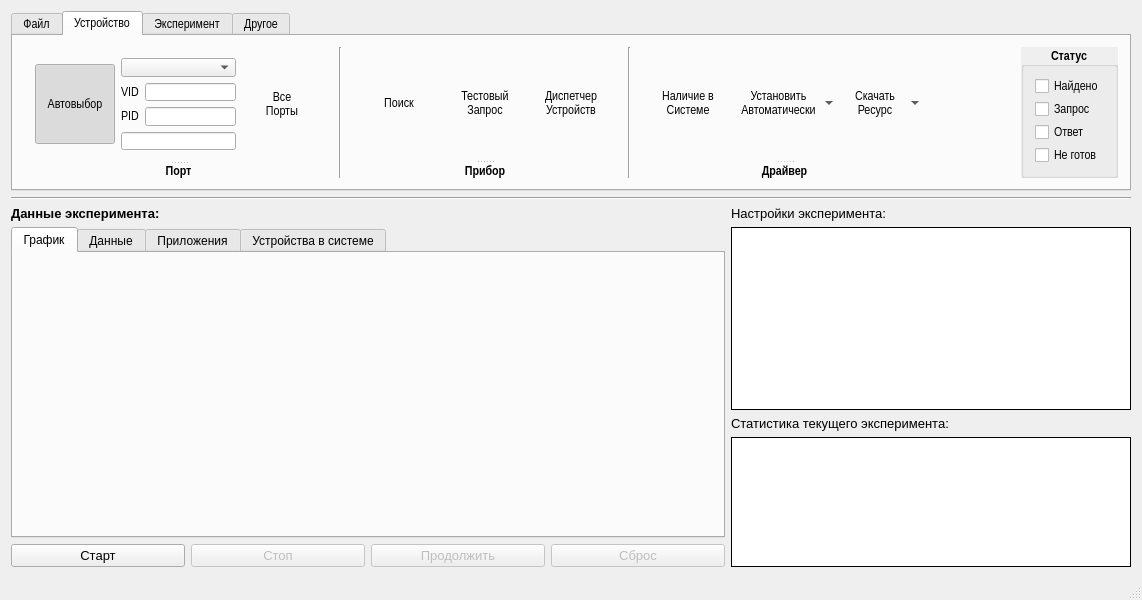
The window that mainwindow.ui (gurmaaan/WeldAnalysis) describes before a commit, drawn with Qt 5.
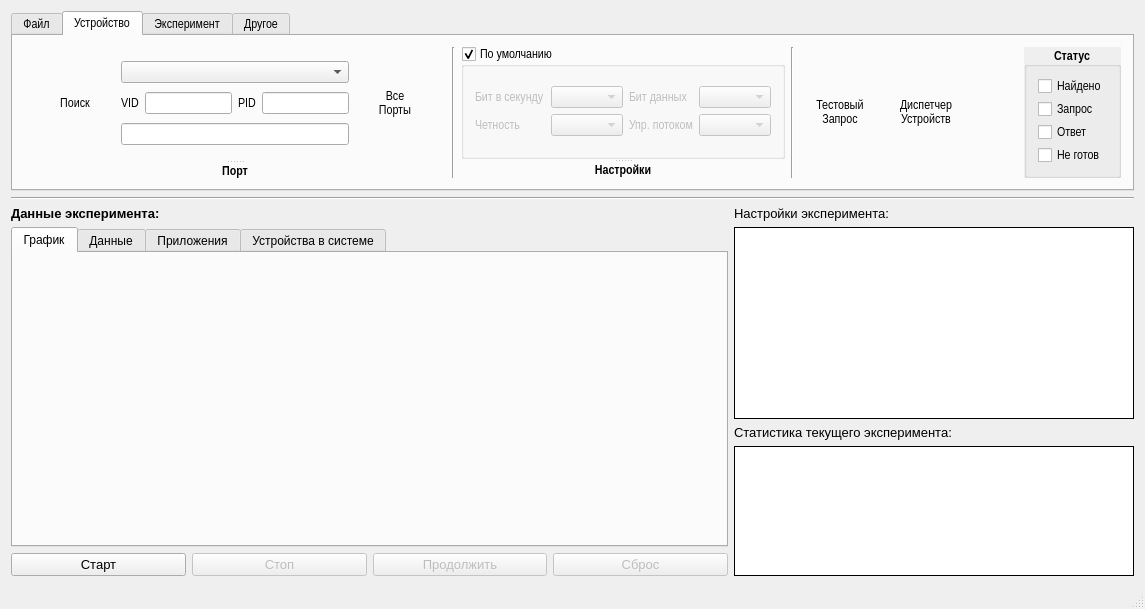
The same window after the commit. Icons and pictures are not drawn. Custom widgets are drawn as their Qt base class.

The edit to the form file:
```diff
--- a/mainwindow.ui
+++ b/mainwindow.ui
@@ -9,8 +9,8 @@
    <rect>
     <x>0</x>
     <y>0</y>
-    <width>1083</width>
-    <height>600</height>
+    <width>1145</width>
+    <height>609</height>
    </rect>
   </property>
   <property name="contextMenuPolicy">
@@ -527,16 +527,16 @@
        <attribute name="title">
         <string>Устройство</string>
        </attribute>
-       <layout class="QHBoxLayout" name="horizontalLayout_12">
+       <layout class="QHBoxLayout" name="horizontalLayout_9">
         <item>
-         <widget class="QSplitter" name="splitter_2">
+         <widget class="QSplitter" name="splitter_3">
           <property name="orientation">
            <enum>Qt::Vertical</enum>
           </property>
           <widget class="QWidget" name="layoutWidget">
-           <layout class="QHBoxLayout" name="horizontalLayout_10">
+           <layout class="QHBoxLayout" name="horizontalLayout_7">
             <item>
-             <widget class="QToolButton" name="menu_device_port__">
+             <widget class="QToolButton" name="menu_device_port_search_button">
               <property name="sizePolicy">
                <sizepolicy hsizetype="Fixed" vsizetype="Fixed">
                 <horstretch>0</horstretch>
@@ -549,6 +549,12 @@
                 <height>80</height>
                </size>
               </property>
+              <property name="font">
+               <font>
+                <family>Arial Narrow</family>
+                <pointsize>10</pointsize>
+               </font>
+              </property>
               <property name="toolTip">
                <string>Просмотр всех подключенных устройств, найденных в системе (Включая HID)</string>
               </property>
@@ -556,7 +562,7 @@
                <string>Просмотр всех подключенных устройств, найденных в системе (Включая HID) </string>
               </property>
               <property name="text">
-               <string>Автовыбор</string>
+               <string>Поиск</string>
               </property>
               <property name="icon">
                <iconset resource="sources.qrc">
@@ -568,11 +574,11 @@
                 <height>50</height>
                </size>
               </property>
-              <property name="checkable">
-               <bool>true</bool>
+              <property name="shortcut">
+               <string>Ctrl+F</string>
               </property>
-              <property name="checked">
-               <bool>true</bool>
+              <property name="popupMode">
+               <enum>QToolButton::InstantPopup</enum>
               </property>
               <property name="toolButtonStyle">
                <enum>Qt::ToolButtonTextUnderIcon</enum>
@@ -580,22 +586,19 @@
               <property name="autoRaise">
                <bool>true</bool>
               </property>
-              <property name="arrowType">
-               <enum>Qt::NoArrow</enum>
-              </property>
              </widget>
             </item>
             <item>
-             <layout class="QVBoxLayout" name="verticalLayout_5">
+             <layout class="QVBoxLayout" name="verticalLayout_10">
               <item>
-               <widget class="QComboBox" name="menu_device_port_com_combobox">
+               <widget class="QComboBox" name="menu_device_port_com_combo">
                 <property name="enabled">
                  <bool>true</bool>
                 </property>
                </widget>
               </item>
               <item>
-               <layout class="QHBoxLayout" name="horizontalLayout_7">
+               <layout class="QHBoxLayout" name="horizontalLayout_3">
                 <item>
                  <widget class="QLabel" name="menu_device_port_vid_label">
                   <property name="text">
@@ -619,10 +622,6 @@
                   </property>
                  </widget>
                 </item>
-               </layout>
-              </item>
-              <item>
-               <layout class="QHBoxLayout" name="horizontalLayout_9">
                 <item>
                  <widget class="QLabel" name="menu_device_port_pid_label">
                   <property name="text">
@@ -654,7 +653,7 @@
              </layout>
             </item>
             <item>
-             <widget class="QToolButton" name="menu_device_port_allButton">
+             <widget class="QToolButton" name="menu_device_port_all_button">
               <property name="sizePolicy">
                <sizepolicy hsizetype="Fixed" vsizetype="Fixed">
                 <horstretch>0</horstretch>
@@ -727,166 +726,101 @@
          </widget>
         </item>
         <item>
-         <widget class="QSplitter" name="splitter_4">
+         <widget class="QSplitter" name="splitter_2">
           <property name="orientation">
            <enum>Qt::Vertical</enum>
           </property>
-          <widget class="QWidget" name="layoutWidget">
-           <layout class="QHBoxLayout" name="horizontalLayout_11">
+          <widget class="QGroupBox" name="menu_device_set_box">
+           <property name="title">
+            <string>По умолчанию</string>
+           </property>
+           <property name="checkable">
+            <bool>true</bool>
+           </property>
+           <layout class="QVBoxLayout" name="verticalLayout_5">
             <item>
-             <widget class="QToolButton" name="menu_device_gadget_autoButton">
-              <property name="sizePolicy">
-               <sizepolicy hsizetype="Fixed" vsizetype="Fixed">
-                <horstretch>0</horstretch>
-                <verstretch>0</verstretch>
-               </sizepolicy>
-              </property>
-              <property name="minimumSize">
-               <size>
-                <width>80</width>
-                <height>80</height>
-               </size>
-              </property>
-              <property name="font">
-               <font>
-                <family>Arial Narrow</family>
-                <pointsize>10</pointsize>
-               </font>
-              </property>
-              <property name="toolTip">
-               <string>Автоматический поиск подключенного устройства</string>
-              </property>
-              <property name="statusTip">
-               <string>Автоматический поиск подключенного устройства</string>
-              </property>
-              <property name="text">
-               <string>Поиск</string>
-              </property>
-              <property name="icon">
-               <iconset resource="sources.qrc">
-                <normaloff>:/GUI/Icons/Device/PortAuto.png</normaloff>:/GUI/Icons/Device/PortAuto.png</iconset>
-              </property>
-              <property name="iconSize">
-               <size>
-                <width>50</width>
-                <height>50</height>
-               </size>
-              </property>
-              <property name="shortcut">
-               <string>Ctrl+F</string>
-              </property>
-              <property name="popupMode">
-               <enum>QToolButton::InstantPopup</enum>
-              </property>
-              <property name="toolButtonStyle">
-               <enum>Qt::ToolButtonTextUnderIcon</enum>
-              </property>
-              <property name="autoRaise">
-               <bool>true</bool>
-              </property>
-             </widget>
-            </item>
-            <item>
-             <widget class="QToolButton" name="menu_device_gadget_test_button">
-              <property name="sizePolicy">
-               <sizepolicy hsizetype="Fixed" vsizetype="Fixed">
-                <horstretch>0</horstretch>
-                <verstretch>0</verstretch>
-               </sizepolicy>
-              </property>
-              <property name="minimumSize">
-               <size>
-                <width>80</width>
-                <height>80</height>
-               </size>
-              </property>
-              <property name="font">
-               <font>
-                <family>Arial Narrow</family>
-                <pointsize>10</pointsize>
-               </font>
-              </property>
-              <property name="toolTip">
-               <string>Автоматический поиск подключенного устройства</string>
-              </property>
-              <property name="statusTip">
-               <string>Автоматический поиск подключенного устройства</string>
-              </property>
-              <property name="text">
-               <string>Тестовый
-Запрос</string>
-              </property>
-              <property name="icon">
-               <iconset resource="sources.qrc">
-                <normaloff>:/GUI/Icons/Device/test.png</normaloff>:/GUI/Icons/Device/test.png</iconset>
-              </property>
-              <property name="iconSize">
-               <size>
-                <width>50</width>
-                <height>50</height>
-               </size>
-              </property>
-              <property name="shortcut">
-               <string>Ctrl+F</string>
-              </property>
-              <property name="popupMode">
-               <enum>QToolButton::InstantPopup</enum>
-              </property>
-              <property name="toolButtonStyle">
-               <enum>Qt::ToolButtonTextUnderIcon</enum>
-              </property>
-              <property name="autoRaise">
-               <bool>true</bool>
-              </property>
-             </widget>
-            </item>
-            <item>
-             <widget class="QToolButton" name="menu_device_port_winManager_button">
-              <property name="sizePolicy">
-               <sizepolicy hsizetype="Fixed" vsizetype="Fixed">
-                <horstretch>0</horstretch>
-                <verstretch>0</verstretch>
-               </sizepolicy>
-              </property>
-              <property name="minimumSize">
-               <size>
-                <width>80</width>
-                <height>80</height>
-               </size>
-              </property>
-              <property name="mouseTracking">
-               <bool>true</bool>
-              </property>
-              <property name="toolTip">
-               <string>Открыть диспетчер устройств Windows</string>
-              </property>
-              <property name="statusTip">
-               <string>Открыть диспетчер устройств Windows</string>
-              </property>
-              <property name="layoutDirection">
-               <enum>Qt::LeftToRight</enum>
-              </property>
-              <property name="text">
-               <string>Диспетчер
-Устройств</string>
-              </property>
-              <property name="icon">
-               <iconset resource="sources.qrc">
-                <normaloff>:/GUI/Icons/Device/DeviceManager.png</normaloff>:/GUI/Icons/Device/DeviceManager.png</iconset>
-              </property>
-              <property name="iconSize">
-               <size>
-                <width>50</width>
-                <height>50</height>
-               </size>
-              </property>
-              <property name="toolButtonStyle">
-               <enum>Qt::ToolButtonTextUnderIcon</enum>
-              </property>
-              <property name="autoRaise">
-               <bool>true</bool>
-              </property>
-             </widget>
+             <layout class="QGridLayout" name="gridLayout">
+              <item row="0" column="0">
+               <widget class="QLabel" name="menu_device_set_baud_label">
+                <property name="enabled">
+                 <bool>false</bool>
+                </property>
+                <property name="text">
+                 <string>Бит в секунду</string>
+                </property>
+                <property name="buddy">
+                 <cstring>menu_device_set_baud_combo</cstring>
+                </property>
+               </widget>
+              </item>
+              <item row="0" column="1">
+               <widget class="QComboBox" name="menu_device_set_baud_combo">
+                <property name="enabled">
+                 <bool>false</bool>
+                </property>
+               </widget>
+              </item>
+              <item row="0" column="2">
+               <widget class="QLabel" name="menu_device_set_byte_label">
+                <property name="enabled">
+                 <bool>false</bool>
+                </property>
+                <property name="text">
+                 <string>Бит данных</string>
+                </property>
+                <property name="buddy">
+                 <cstring>menu_device_set_byte_combo</cstring>
+                </property>
+               </widget>
+              </item>
+              <item row="0" column="3">
+               <widget class="QComboBox" name="menu_device_set_byte_combo">
+                <property name="enabled">
+                 <bool>false</bool>
+                </property>
+               </widget>
+              </item>
+              <item row="1" column="0">
+               <widget class="QLabel" name="menu_device_set_parity_label">
+                <property name="enabled">
+                 <bool>false</bool>
+                </property>
+                <property name="text">
+                 <string>Четность</string>
+                </property>
+                <property name="buddy">
+                 <cstring>menu_device_set_parity_combo</cstring>
+                </property>
+               </widget>
+              </item>
+              <item row="1" column="1">
+               <widget class="QComboBox" name="menu_device_set_parity_combo">
+                <property name="enabled">
+                 <bool>false</bool>
+                </property>
+               </widget>
+              </item>
+              <item row="1" column="2">
+               <widget class="QLabel" name="menu_device_set_xonxoff_label">
+                <property name="enabled">
+                 <bool>false</bool>
+                </property>
+                <property name="text">
+                 <string>Упр. потоком</string>
+                </property>
+                <property name="buddy">
+                 <cstring>menu_device_set_xonxoff_combo</cstring>
+                </property>
+               </widget>
+              </item>
+              <item row="1" column="3">
+               <widget class="QComboBox" name="menu_device_set_xonxoff_combo">
+                <property name="enabled">
+                 <bool>false</bool>
+                </property>
+               </widget>
+              </item>
+             </layout>
             </item>
            </layout>
           </widget>
@@ -898,7 +832,7 @@
             </font>
            </property>
            <property name="text">
-            <string>Прибор</string>
+            <string>Настройки</string>
            </property>
            <property name="alignment">
             <set>Qt::AlignCenter</set>
@@ -917,169 +851,105 @@
          </widget>
         </item>
         <item>
-         <widget class="QSplitter" name="splitter_5">
-          <property name="orientation">
-           <enum>Qt::Vertical</enum>
+         <widget class="QToolButton" name="menu_device_test_button">
+          <property name="sizePolicy">
+           <sizepolicy hsizetype="Fixed" vsizetype="Fixed">
+            <horstretch>0</horstretch>
+            <verstretch>0</verstretch>
+           </sizepolicy>
           </property>
-          <widget class="QWidget" name="layoutWidget">
-           <layout class="QHBoxLayout" name="horizontalLayout_3">
-            <item>
-             <widget class="QToolButton" name="menu_device_driverInfo_button">
-              <property name="sizePolicy">
-               <sizepolicy hsizetype="Fixed" vsizetype="Fixed">
-                <horstretch>0</horstretch>
-                <verstretch>0</verstretch>
-               </sizepolicy>
-              </property>
-              <property name="minimumSize">
-               <size>
-                <width>80</width>
-                <height>80</height>
-               </size>
-              </property>
-              <property name="toolTip">
-               <string>Наличие в системе установленных драйверов</string>
-              </property>
-              <property name="statusTip">
-               <string>Наличие в системе установленных драйверов</string>
-              </property>
-              <property name="text">
-               <string>Наличие в
-Системе</string>
-              </property>
-              <property name="icon">
-               <iconset resource="sources.qrc">
-                <normaloff>:/GUI/Icons/Device/DriverBad.png</normaloff>:/GUI/Icons/Device/DriverBad.png</iconset>
-              </property>
-              <property name="iconSize">
-               <size>
-                <width>50</width>
-                <height>50</height>
-               </size>
-              </property>
-              <property name="toolButtonStyle">
-               <enum>Qt::ToolButtonTextUnderIcon</enum>
-              </property>
-              <property name="autoRaise">
-               <bool>true</bool>
-              </property>
-             </widget>
-            </item>
-            <item>
-             <widget class="QToolButton" name="menu_device_driverSetUp_button">
-              <property name="sizePolicy">
-               <sizepolicy hsizetype="Fixed" vsizetype="Fixed">
-                <horstretch>0</horstretch>
-                <verstretch>0</verstretch>
-               </sizepolicy>
-              </property>
-              <property name="minimumSize">
-               <size>
-                <width>95</width>
-                <height>80</height>
-               </size>
-              </property>
-              <property name="toolTip">
-               <string>Установить необходимые  драйвера для устройства автоматически</string>
-              </property>
-              <property name="statusTip">
-               <string>Установить необходимые  драйвера для устройства автоматически</string>
-              </property>
-              <property name="layoutDirection">
-               <enum>Qt::LeftToRight</enum>
-              </property>
-              <property name="text">
-               <string>Установить
-Автоматически</string>
-              </property>
-              <property name="icon">
-               <iconset resource="sources.qrc">
-                <normaloff>:/GUI/Icons/Device/DriverSetUp.png</normaloff>:/GUI/Icons/Device/DriverSetUp.png</iconset>
-              </property>
-              <property name="iconSize">
-               <size>
-                <width>50</width>
-                <height>50</height>
-               </size>
-              </property>
-              <property name="popupMode">
-               <enum>QToolButton::MenuButtonPopup</enum>
-              </property>
-              <property name="toolButtonStyle">
-               <enum>Qt::ToolButtonTextUnderIcon</enum>
-              </property>
-              <property name="autoRaise">
-               <bool>true</bool>
-              </property>
-             </widget>
-            </item>
-            <item>
-             <widget class="QToolButton" name="menu_device_driverManual_button">
-              <property name="sizePolicy">
-               <sizepolicy hsizetype="Fixed" vsizetype="Fixed">
-                <horstretch>0</horstretch>
-                <verstretch>0</verstretch>
-               </sizepolicy>
-              </property>
-              <property name="minimumSize">
-               <size>
-                <width>80</width>
-                <height>80</height>
-               </size>
-              </property>
-              <property name="toolTip">
-               <string>Скачать драйверы с оффициальных сайтов производителей</string>
-              </property>
-              <property name="statusTip">
-               <string>Скачать драйверы с оффициальных сайтов производителей</string>
-              </property>
-              <property name="layoutDirection">
-               <enum>Qt::LeftToRight</enum>
-              </property>
-              <property name="text">
-               <string>Скачать
-Ресурс</string>
-              </property>
-              <property name="icon">
-               <iconset resource="sources.qrc">
-                <normaloff>:/GUI/Icons/Device/DriverManual.png</normaloff>:/GUI/Icons/Device/DriverManual.png</iconset>
-              </property>
-              <property name="iconSize">
-               <size>
-                <width>50</width>
-                <height>50</height>
-               </size>
-              </property>
-              <property name="popupMode">
-               <enum>QToolButton::MenuButtonPopup</enum>
-              </property>
-              <property name="toolButtonStyle">
-               <enum>Qt::ToolButtonTextUnderIcon</enum>
-              </property>
-              <property name="autoRaise">
-               <bool>true</bool>
-              </property>
-             </widget>
-            </item>
-           </layout>
-          </widget>
-          <widget class="QLabel" name="menu_device_driver_label">
-           <property name="font">
-            <font>
-             <weight>75</weight>
-             <bold>true</bold>
-            </font>
-           </property>
-           <property name="text">
-            <string>Драйвер</string>
-           </property>
-           <property name="alignment">
-            <set>Qt::AlignCenter</set>
-           </property>
-           <property name="buddy">
-            <cstring>menu_device_driverInfo_button</cstring>
-           </property>
-          </widget>
+          <property name="minimumSize">
+           <size>
+            <width>80</width>
+            <height>80</height>
+           </size>
+          </property>
+          <property name="font">
+           <font>
+            <family>Arial Narrow</family>
+            <pointsize>10</pointsize>
+           </font>
+          </property>
+          <property name="toolTip">
+           <string>Автоматический поиск подключенного устройства</string>
+          </property>
+          <property name="statusTip">
+           <string>Автоматический поиск подключенного устройства</string>
+          </property>
+          <property name="text">
+           <string>Тестовый
+Запрос</string>
+          </property>
+          <property name="icon">
+           <iconset resource="sources.qrc">
+            <normaloff>:/GUI/Icons/Device/test.png</normaloff>:/GUI/Icons/Device/test.png</iconset>
+          </property>
+          <property name="iconSize">
+           <size>
+            <width>50</width>
+            <height>50</height>
+           </size>
+          </property>
+          <property name="shortcut">
+           <string>Ctrl+F</string>
+          </property>
+          <property name="popupMode">
+           <enum>QToolButton::InstantPopup</enum>
+          </property>
+          <property name="toolButtonStyle">
+           <enum>Qt::ToolButtonTextUnderIcon</enum>
+          </property>
+          <property name="autoRaise">
+           <bool>true</bool>
+          </property>
+         </widget>
+        </item>
+        <item>
+         <widget class="QToolButton" name="menu_device_WinManager_button">
+          <property name="sizePolicy">
+           <sizepolicy hsizetype="Fixed" vsizetype="Fixed">
+            <horstretch>0</horstretch>
+            <verstretch>0</verstretch>
+           </sizepolicy>
+          </property>
+          <property name="minimumSize">
+           <size>
+            <width>80</width>
+            <height>80</height>
+           </size>
+          </property>
+          <property name="mouseTracking">
+           <bool>true</bool>
+          </property>
+          <property name="toolTip">
+           <string>Открыть диспетчер устройств Windows</string>
+          </property>
+          <property name="statusTip">
+           <string>Открыть диспетчер устройств Windows</string>
+          </property>
+          <property name="layoutDirection">
+           <enum>Qt::LeftToRight</enum>
+          </property>
+          <property name="text">
+           <string>Диспетчер
+Устройств</string>
+          </property>
+          <property name="icon">
+           <iconset resource="sources.qrc">
+            <normaloff>:/GUI/Icons/Device/DeviceManager.png</normaloff>:/GUI/Icons/Device/DeviceManager.png</iconset>
+          </property>
+          <property name="iconSize">
+           <size>
+            <width>50</width>
+            <height>50</height>
+           </size>
+          </property>
+          <property name="toolButtonStyle">
+           <enum>Qt::ToolButtonTextUnderIcon</enum>
+          </property>
+          <property name="autoRaise">
+           <bool>true</bool>
+          </property>
          </widget>
         </item>
         <item>
@@ -1096,7 +966,7 @@
          </spacer>
         </item>
         <item>
-         <widget class="QGroupBox" name="groupBox">
+         <widget class="QGroupBox" name="menu_device_status_box">
           <property name="font">
            <font>
             <weight>75</weight>
```
Left out of the diff: 12 changed lines with no effect on the pictures.
